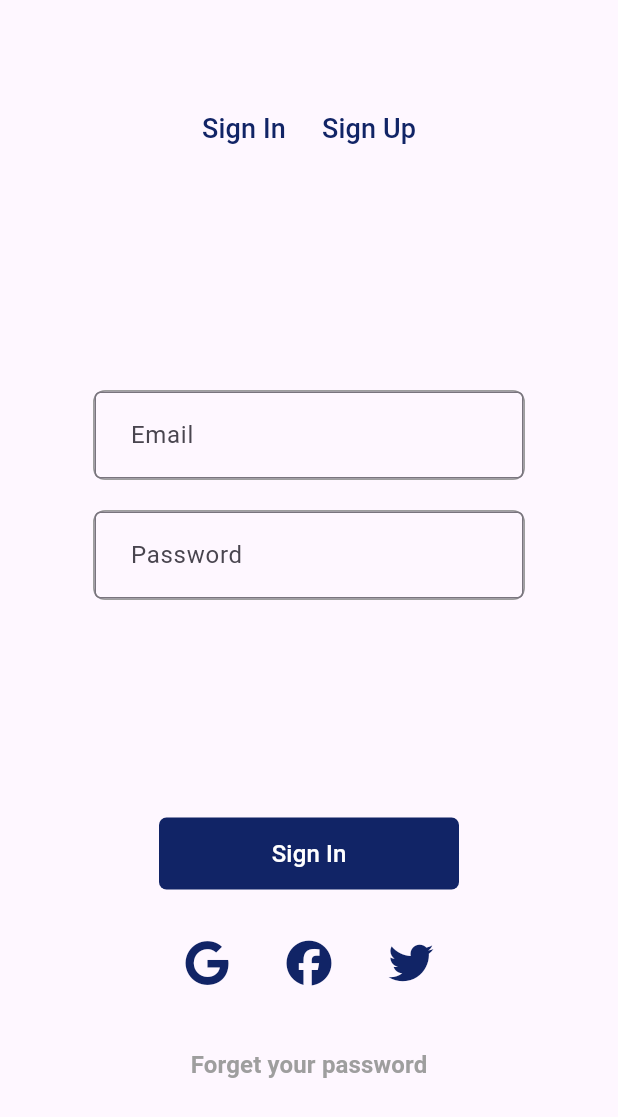
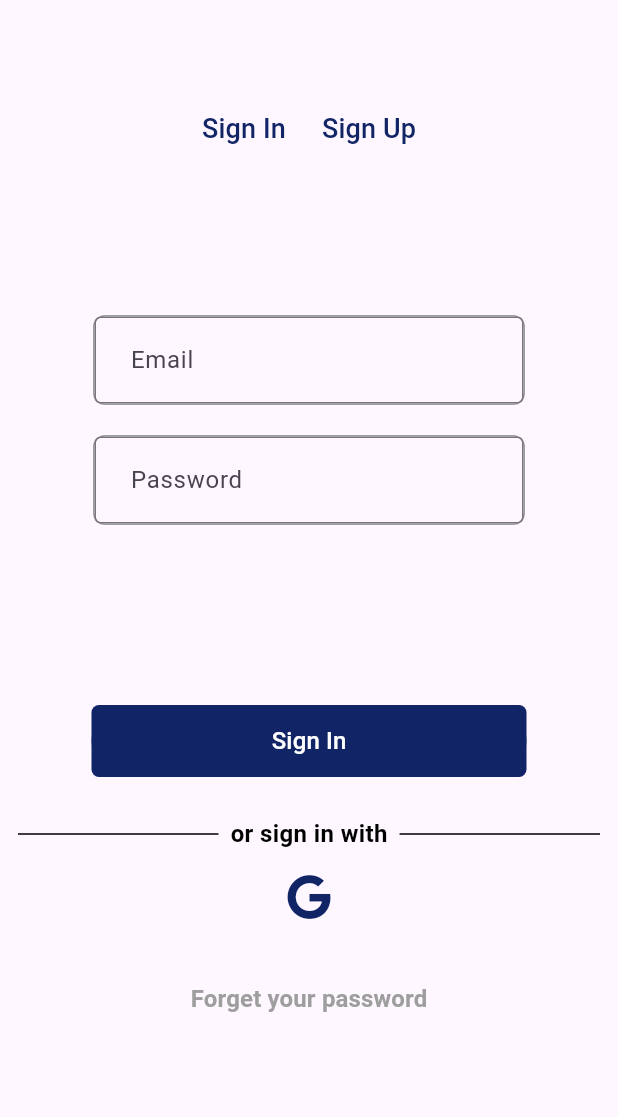
Before and after one commit to AlSindebad/Al_Sindebad, a Flutter app: the screen it shows after launch, on a phone screen of 412 x 824 dp. Shown: the top 1117 px of the screen. Run offline on Flutter 3.47's test engine with Material 3 defaults, Android fonts, the phone set to English and light mode, and no system bars; our stand-ins replace cloud_firestore, email_validator, firebase_auth, firebase_core, flutter_map, font_awesome_flutter and 3 more; missing offline and left inert: qr_code_scanner; accounts and stored records are empty; generated files the repository leaves out were written again.

Commit message:
some edits

```diff
--- a/alsindebad/lib/views/screens/signin.dart
+++ b/alsindebad/lib/views/screens/signin.dart
@@ -42,7 +42,7 @@ class _SignInState extends State<SignIn> {
                     child: Text(
                       AppLocalizations.of(context)?.signIn ?? 'Sign In',
                       style:
-                          TextStyle(color: Color(0xFF112466), fontSize: 18.0),
+                      TextStyle(color: Color(0xFF112466), fontSize: 18.0),
                     ),
                   ),
                   TextButton(
@@ -57,14 +57,14 @@ class _SignInState extends State<SignIn> {
                     child: Text(
                       AppLocalizations.of(context)?.signup ?? 'Sign Up',
                       style:
-                          TextStyle(color: Color(0xFF112466), fontSize: 18.0),
+                      TextStyle(color: Color(0xFF112466), fontSize: 18.0),
                     ),
                   ),
                 ],
               ),
-              SizedBox(height: 50.0),
+
               _signInForm,
-              SizedBox(height: 25.0),
+
               if (_isLoading) ...[
                 Center(child: CircularProgressIndicator()),
                 SizedBox(height: 25.0),
@@ -77,7 +77,6 @@ class _SignInState extends State<SignIn> {
                     textAlign: TextAlign.center,
                   ),
                 ),
-                SizedBox(height: 25.0),
               ],
               // Sign In Button
               Center(
@@ -110,12 +109,42 @@ class _SignInState extends State<SignIn> {
                   borderRadius: 5.0,
                   padding: 10.0,
                   fontSize: 16.0,
-                  width: 200.0, // Set a specific width for the button
+                  width: 290.0, // Set a specific width for the button
                   margin: 0.0, // Remove margin to centralize the button
                 ),
               ),
-              SizedBox(height: 25.0),
+              SizedBox(height: 20.0),
               // Social Sign-In Buttons
+              Row(
+                mainAxisAlignment: MainAxisAlignment.center,
+                children: <Widget>[
+                  Expanded(
+                    child: Divider(
+                      color: Colors.black,
+                      height: 36,
+                    ),
+                  ),
+                  Padding(
+                    padding: const EdgeInsets.symmetric(horizontal: 8.0),
+                    child: Text(
+                      'or sign in with',
+                      textAlign: TextAlign.center,
+                      style: TextStyle(
+                        color: Colors.black,
+                        fontSize: 16,
+                        fontWeight: FontWeight.bold,
+                      ),
+                    ),
+                  ),
+                  Expanded(
+                    child: Divider(
+                      color: Colors.black,
+                      height: 36,
+                    ),
+                  ),
+                ],
+              ),
+
               Row(
                 mainAxisAlignment: MainAxisAlignment.center,
                 children: <Widget>[
@@ -132,7 +161,7 @@ class _SignInState extends State<SignIn> {
                       });
 
                       final errorMessage =
-                          await _signInViewModel.signInWithGoogle();
+                      await _signInViewModel.signInWithGoogle();
 
                       setState(() {
                         _isLoading = false;
@@ -142,43 +171,6 @@ class _SignInState extends State<SignIn> {
                       if (errorMessage == null) {
                         Navigator.pushNamed(context, '/Home');
                       }
-                    },
-                  ),
-                  SizedBox(width: 20.0),
-                  IconButton(
-                    icon: FaIcon(
-                      FontAwesomeIcons.facebook,
-                      size: 30,
-                    ),
-                    color: Color(0xFF112466),
-                    onPressed: () async {
-                      setState(() {
-                        _isLoading = true;
-                        _errorMessage = null;
-                      });
-
-                      final errorMessage =
-                          await _signInViewModel.signInWithFacebook();
-
-                      setState(() {
-                        _isLoading = false;
-                        _errorMessage = errorMessage;
-                      });
-
-                      if (errorMessage == null) {
-                        Navigator.pushNamed(context, '/Home');
-                      }
-                    },
-                  ),
-                  SizedBox(width: 20.0),
-                  IconButton(
-                    icon: FaIcon(
-                      FontAwesomeIcons.twitter,
-                      size: 30,
-                    ),
-                    color: Color(0xFF112466),
-                    onPressed: () {
-                      // Handle Twitter sign in
                     },
                   ),
                 ],
```
Also changed, not shown: alsindebad/lib/viewmodel/signin_viewmodel.dart (+13 -26 lines).
